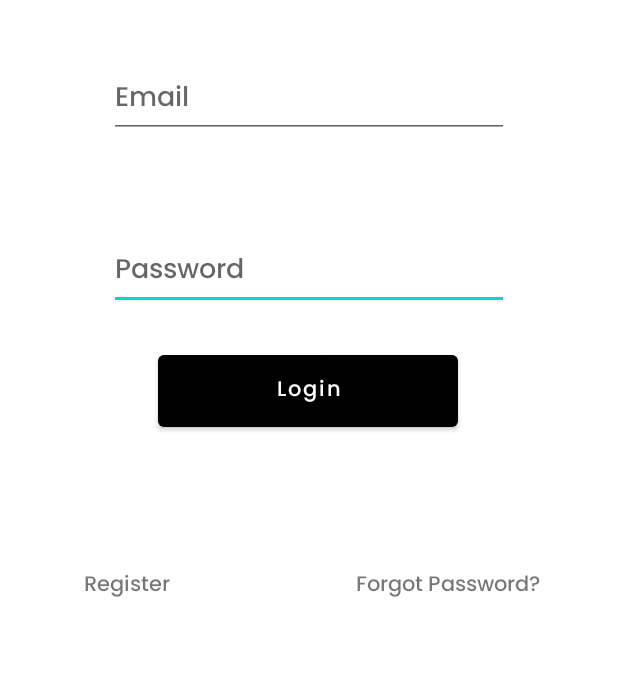
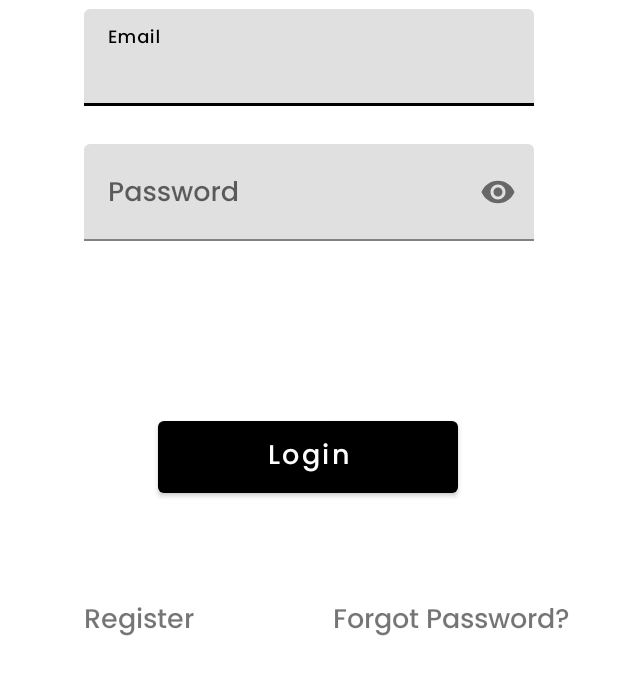
Before and after one commit to Dryices/BookShare_App, an Android app: the screen it shows after launch once a user with an empty profile is signed in (Login), on a phone screen of 412 x 824 dp, the part 464-1159 px from its top. Run offline under Robolectric (Android 15) with nearby library versions, the phone set to English and light mode, and no system bars; our stand-ins replace Firebase (no records; nobody signed in at launch, a user with empty details on screens opened directly).

Commit message:
UI improvement and select image from camera/gallery

```diff
--- a/app/src/main/AndroidManifest.xml
+++ b/app/src/main/AndroidManifest.xml
@@ -10,6 +10,7 @@
     <uses-permission android:name="android.permission.ACCESS_COARSE_LOCATION" />
     <uses-permission android:name="android.permission.READ_EXTERNAL_STORAGE" />
     <uses-permission android:name="android.permission.WRITE_EXTERNAL_STORAGE" />
+    <uses-permission android:name="android.permission.CAMERA"/>
     <uses-permission android:name="android.permission.INTERNET" />
 
     <application
@@ -19,6 +20,9 @@
         android:roundIcon="@mipmap/ic_launcher_round"
         android:supportsRtl="true"
         android:theme="@style/Theme.BookShare">
+        <activity
+            android:name="com.theartofdev.edmodo.cropper.CropImageActivity"
+        android:theme="@style/Base.Theme.AppCompat" />
         <activity
             android:name=".Ball"
             android:exported="false" />
--- a/app/src/main/java/com/sp/bookshare/Login.java
+++ b/app/src/main/java/com/sp/bookshare/Login.java
@@ -2,10 +2,13 @@ package com.sp.bookshare;
 
 import android.content.Intent;
 import android.os.Bundle;
+import android.text.method.HideReturnsTransformationMethod;
+import android.text.method.PasswordTransformationMethod;
 import android.util.Patterns;
 import android.view.View;
 import android.widget.Button;
 import android.widget.EditText;
+import android.widget.ImageView;
 import android.widget.ProgressBar;
 import android.widget.TextView;
 import android.widget.Toast;
@@ -123,4 +126,5 @@ public class Login extends AppCompatActivity {
                 });
 
     }
+
 }
--- /dev/null
+++ b/app/src/main/res/drawable/ic_baseline_remove_red_eye_24.xml
@@ -0,0 +1,10 @@
+<vector xmlns:android="http://schemas.android.com/apk/res/android"
+    android:width="24dp"
+    android:height="24dp"
+    android:viewportWidth="24"
+    android:viewportHeight="24"
+    android:tint="?attr/colorControlNormal">
+  <path
+      android:fillColor="@android:color/white"
+      android:pathData="M12,4.5C7,4.5 2.73,7.61 1,12c1.73,4.39 6,7.5 11,7.5s9.27,-3.11 11,-7.5c-1.73,-4.39 -6,-7.5 -11,-7.5zM12,17c-2.76,0 -5,-2.24 -5,-5s2.24,-5 5,-5 5,2.24 5,5 -2.24,5 -5,5zM12,9c-1.66,0 -3,1.34 -3,3s1.34,3 3,3 3,-1.34 3,-3 -1.34,-3 -3,-3z"/>
+</vector>
--- a/app/src/main/res/layout/activity_login.xml
+++ b/app/src/main/res/layout/activity_login.xml
@@ -18,42 +18,14 @@
         app:layout_constraintVertical_bias="0.0"
         app:srcCompat="@drawable/logo2" />
 
-    <EditText
-        android:id="@+id/password_id2"
-        android:layout_width="wrap_content"
-        android:layout_height="wrap_content"
-        android:layout_marginBottom="24dp"
-        android:ems="10"
-
-        android:hint="Password"
-        android:inputType="textPersonName"
-        android:minHeight="48dp"
-        app:layout_constraintBottom_toTopOf="@+id/button_login"
-        app:layout_constraintEnd_toEndOf="parent"
-        app:layout_constraintStart_toStartOf="parent" />
-
-    <EditText
-        android:id="@+id/email_id2"
-        android:layout_width="wrap_content"
-        android:layout_height="wrap_content"
-        android:ems="10"
-
-        android:hint="Email"
-        android:inputType="textPersonName"
-        android:minHeight="48dp"
-        app:layout_constraintBottom_toTopOf="@+id/password_id2"
-        app:layout_constraintEnd_toEndOf="parent"
-        app:layout_constraintStart_toStartOf="parent"
-        app:layout_constraintTop_toTopOf="parent"
-        app:layout_constraintVertical_bias="0.846" />
-
     <TextView
         android:id="@+id/register_login"
         android:layout_width="wrap_content"
         android:layout_height="wrap_content"
         android:layout_marginStart="56dp"
-        android:layout_marginTop="88dp"
+        android:layout_marginTop="64dp"
         android:text="Register"
+        android:textSize="18dp"
         app:layout_constraintStart_toStartOf="parent"
         app:layout_constraintTop_toBottomOf="@+id/button_login" />
 
@@ -61,11 +33,12 @@
         android:id="@+id/button_login"
         android:layout_width="wrap_content"
         android:layout_height="wrap_content"
-        android:layout_marginBottom="224dp"
+        android:layout_marginBottom="180dp"
         android:width="200dp"
         android:height="60dp"
         android:text="Login"
         android:textAllCaps="false"
+        android:textSize="18dp"
         app:layout_constraintBottom_toBottomOf="parent"
         app:layout_constraintEnd_toEndOf="parent"
         app:layout_constraintHorizontal_bias="0.497"
@@ -75,9 +48,10 @@
         android:id="@+id/forgot_login"
         android:layout_width="wrap_content"
         android:layout_height="wrap_content"
-        android:layout_marginTop="88dp"
-        android:layout_marginEnd="52dp"
+        android:layout_marginTop="64dp"
+        android:layout_marginEnd="32dp"
         android:text="Forgot Password?"
+        android:textSize="18dp"
         app:layout_constraintEnd_toEndOf="parent"
         app:layout_constraintTop_toBottomOf="@+id/button_login" />
 
@@ -86,10 +60,52 @@
         style="?android:attr/progressBarStyle"
         android:layout_width="wrap_content"
         android:layout_height="wrap_content"
+        android:elevation="10dp"
         android:visibility="gone"
         app:layout_constraintBottom_toBottomOf="parent"
         app:layout_constraintEnd_toEndOf="parent"
+        app:layout_constraintHorizontal_bias="0.498"
         app:layout_constraintStart_toStartOf="parent"
-        app:layout_constraintTop_toTopOf="parent" />
+        app:layout_constraintTop_toTopOf="parent"
+        app:layout_constraintVertical_bias="0.532" />
+
+    <com.google.android.material.textfield.TextInputLayout
+        android:id="@+id/TextInputLayout2"
+        android:layout_width="match_parent"
+        android:layout_height="wrap_content"
+        android:layout_marginTop="6dp"
+        app:layout_constraintEnd_toEndOf="parent"
+        app:layout_constraintStart_toStartOf="parent"
+        app:layout_constraintTop_toBottomOf="@+id/imageView3">
+
+        <com.google.android.material.textfield.TextInputEditText
+            android:id="@+id/email_id2"
+            android:layout_width="300dp"
+            android:layout_height="match_parent"
+            android:layout_gravity="center"
+            android:hint="Email"
+            android:textSize="18dp" />
+    </com.google.android.material.textfield.TextInputLayout>
+
+    <com.google.android.material.textfield.TextInputLayout
+        android:layout_width="match_parent"
+        android:layout_height="wrap_content"
+        android:layout_marginTop="25dp"
+        app:passwordToggleDrawable="@drawable/ic_baseline_remove_red_eye_24"
+        app:layout_constraintEnd_toEndOf="parent"
+        app:layout_constraintStart_toStartOf="parent"
+        app:layout_constraintTop_toBottomOf="@+id/TextInputLayout2"
+        app:passwordToggleEnabled="true">
+
+        <com.google.android.material.textfield.TextInputEditText
+            android:id="@+id/password_id2"
+            android:layout_width="300dp"
+            android:layout_height="match_parent"
+            android:layout_gravity="center"
+            android:hint="Password"
+            android:textSize="18dp"
+            android:inputType="textPassword"
+            />
+    </com.google.android.material.textfield.TextInputLayout>
 
 </androidx.constraintlayout.widget.ConstraintLayout>
```
Also changed, not shown: app/build.gradle (+9 -2 lines), app/src/main/java/com/sp/bookshare/ListFragment.java (+165 -114 lines), app/src/main/res/layout/fragment_about.xml (+4 -6 lines), app/src/main/res/layout/fragment_list.xml (+7 -31 lines).
